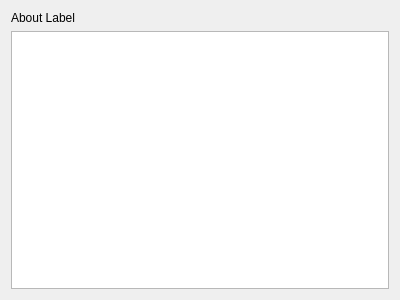
Above: ui/page00about.ui from nrosenstein-c4d/c4d-plugin-installer before the change. Below: the same form after it.
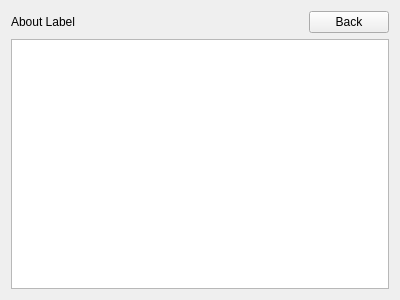
That is the form after the change.

Commit message: Move About button to Welcome page to prevent it from cluttering the Banner UI

The edit to the form file:
```diff
--- a/ui/page00about.ui
+++ b/ui/page00about.ui
@@ -15,11 +15,28 @@
   </property>
   <layout class="QVBoxLayout" name="verticalLayout">
    <item>
+    <layout class="QHBoxLayout" name="horizontalLayout">
+     <item>
     <widget class="QLabel" name="label">
      <property name="text">
       <string>About Label</string>
      </property>
     </widget>
+     </item>
+     <item>
+      <widget class="QPushButton" name="buttonBack">
+       <property name="sizePolicy">
+        <sizepolicy hsizetype="Fixed" vsizetype="Fixed">
+         <horstretch>0</horstretch>
+         <verstretch>0</verstretch>
+        </sizepolicy>
+       </property>
+       <property name="text">
+        <string>Back</string>
+       </property>
+      </widget>
+     </item>
+    </layout>
    </item>
    <item>
     <widget class="QPlainTextEdit" name="textView">
```
Lines whose indentation alone changed are shown as unchanged. The commit also changes 3 other files.
